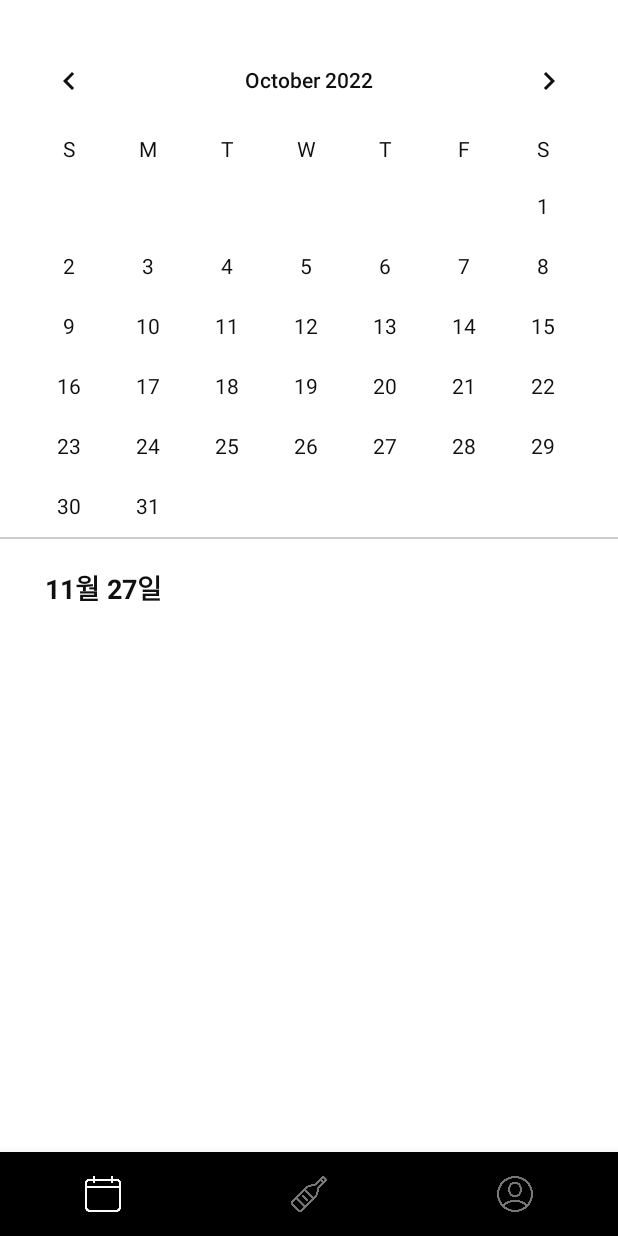
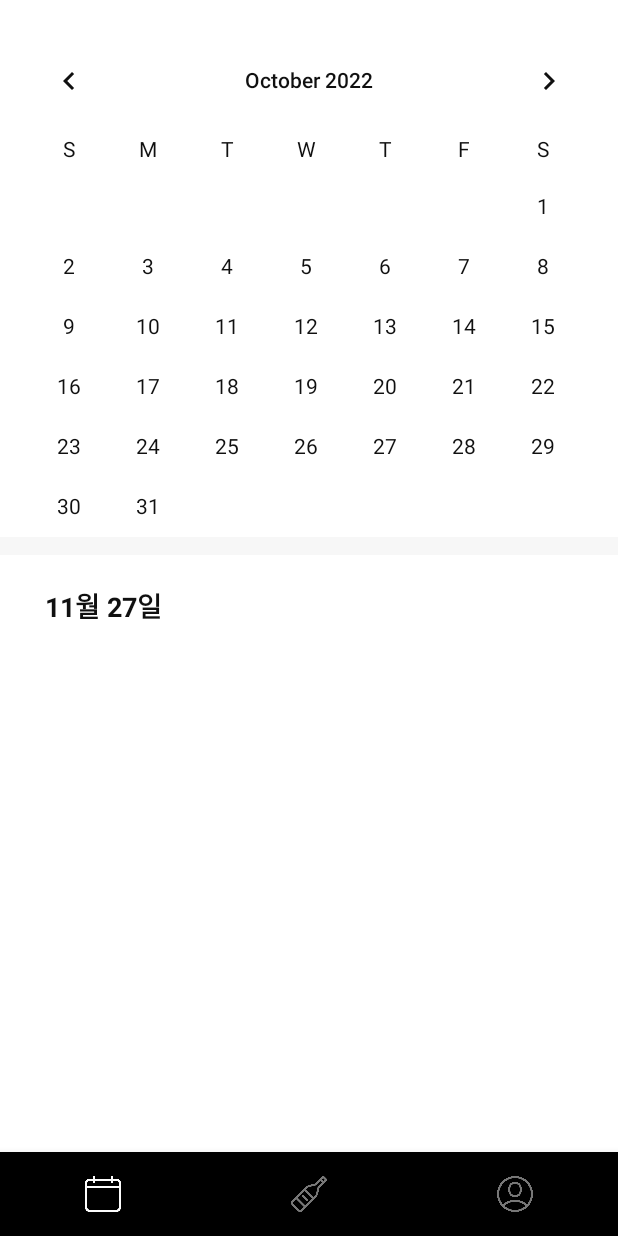
Before and after one commit to zzoaJW/Lid, an Android app: the screen it shows after launch (MainActivity), after a tap on an icon or button, on a phone screen of 412 x 824 dp. Run offline under Robolectric (Android 15) with nearby library versions, the phone set to English and light mode, and no system bars; our stand-ins replace Room's generated code.

Commit message:
Space separation

```diff
--- a/app/src/main/res/layout/main_fragment_calendar.xml
+++ b/app/src/main/res/layout/main_fragment_calendar.xml
@@ -37,13 +37,13 @@
                 android:textSize="18dp"
                 android:textStyle="bold"
                 app:layout_constraintStart_toStartOf="parent"
-                app:layout_constraintTop_toBottomOf="@+id/calendar_view" />
+                app:layout_constraintTop_toBottomOf="@+id/view5" />
 
     <View
         android:id="@+id/view5"
         android:layout_width="0dp"
-        android:layout_height="1dp"
-        android:background="@color/font_gray"
+        android:layout_height="12dp"
+        android:background="@color/space_separate_gray"
         app:layout_constraintEnd_toEndOf="parent"
         app:layout_constraintStart_toStartOf="parent"
         app:layout_constraintTop_toBottomOf="@+id/calendar_view" />
--- a/app/src/main/res/values/colors.xml
+++ b/app/src/main/res/values/colors.xml
@@ -11,6 +11,7 @@
     <color name="lid_background">#FFFFFFFF</color>
     <color name="font_default">#101010</color>
     <color name="font_gray">#CDCDCD</color>
+    <color name="space_separate_gray">#F7F7F7</color>
 
     <color name="lime">#E0F14E</color>
     <color name="navy_1">#4846A6</color>
```
